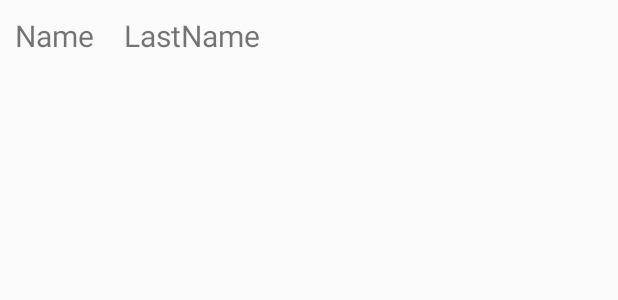
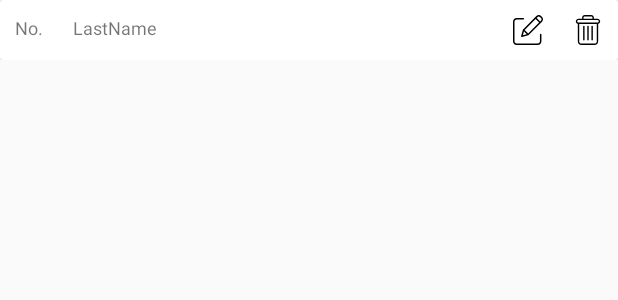
Before and after one commit to olkowskidaniel/TeamManager, an Android app: the layout item_employee_list.xml on its own in the app's theme, with its tools: preview values and no code run, on a phone screen of 412 x 824 dp. Shown: the top 300 px of the screen. Run offline under Robolectric (Android 15) with nearby library versions, the phone set to English and light mode, and no system bars.

```diff
--- /dev/null
+++ b/app/src/main/java/com/olkowskidaniel/teammanager/utils/ClickListener.java
@@ -0,0 +1,6 @@
+package com.olkowskidaniel.teammanager.utils;
+
+public interface ClickListener {
+    void onDeleteButtonClicked(String emplId);
+    void onEditButtonClicked(String emplId);
+}
--- a/app/src/main/java/com/olkowskidaniel/teammanager/views/base/HomeFragment.java
+++ b/app/src/main/java/com/olkowskidaniel/teammanager/views/base/HomeFragment.java
@@ -26,7 +26,7 @@ public class HomeFragment extends Fragment {
     @Override
     public View onCreateView(@NonNull LayoutInflater inflater, @Nullable ViewGroup container,
                              @Nullable Bundle savedInstanceState) {
-        return inflater.inflate(R.layout.home_fragment, container, false);
+        return inflater.inflate(R.layout.fragment_home, container, false);
     }
 
     @Override
--- a/app/src/main/java/com/olkowskidaniel/teammanager/views/base/ScheduleFragment.java
+++ b/app/src/main/java/com/olkowskidaniel/teammanager/views/base/ScheduleFragment.java
@@ -26,7 +26,7 @@ public class ScheduleFragment extends Fragment {
     @Override
     public View onCreateView(@NonNull LayoutInflater inflater, @Nullable ViewGroup container,
                              @Nullable Bundle savedInstanceState) {
-        return inflater.inflate(R.layout.schedule_fragment, container, false);
+        return inflater.inflate(R.layout.fragment_schedule, container, false);
     }
 
     @Override
--- a/app/src/main/java/com/olkowskidaniel/teammanager/views/base/TasksFragment.java
+++ b/app/src/main/java/com/olkowskidaniel/teammanager/views/base/TasksFragment.java
@@ -26,7 +26,7 @@ public class TasksFragment extends Fragment {
     @Override
     public View onCreateView(@NonNull LayoutInflater inflater, @Nullable ViewGroup container,
                              @Nullable Bundle savedInstanceState) {
-        return inflater.inflate(R.layout.tasks_fragment, container, false);
+        return inflater.inflate(R.layout.fragment_tasks, container, false);
     }
 
     @Override
--- /dev/null
+++ b/app/src/main/res/drawable/ic_delete.xml
@@ -0,0 +1,18 @@
+<vector xmlns:android="http://schemas.android.com/apk/res/android"
+    android:width="427dp"
+    android:height="427dp"
+    android:viewportWidth="427"
+    android:viewportHeight="427.0013">
+  <path
+      android:fillColor="#FF000000"
+      android:pathData="m272.398,154.703c-5.523,0 -10,4.477 -10,10v189c0,5.52 4.477,10 10,10 5.523,0 10,-4.48 10,-10v-189c0,-5.523 -4.477,-10 -10,-10zM272.398,154.703"/>
+  <path
+      android:fillColor="#FF000000"
+      android:pathData="m154.398,154.703c-5.523,0 -10,4.477 -10,10v189c0,5.52 4.477,10 10,10 5.523,0 10,-4.48 10,-10v-189c0,-5.523 -4.477,-10 -10,-10zM154.398,154.703"/>
+  <path
+      android:fillColor="#FF000000"
+      android:pathData="m68.398,127.121v246.379c0,14.563 5.34,28.238 14.668,38.051 9.285,9.84 22.207,15.426 35.73,15.449h189.203c13.527,-0.023 26.449,-5.609 35.73,-15.449 9.328,-9.813 14.668,-23.488 14.668,-38.051v-246.379c18.543,-4.922 30.559,-22.836 28.078,-41.863 -2.484,-19.023 -18.691,-33.254 -37.879,-33.258h-51.199v-12.5c0.059,-10.512 -4.098,-20.605 -11.539,-28.031 -7.441,-7.422 -17.551,-11.555 -28.063,-11.469h-88.797c-10.512,-0.086 -20.621,4.047 -28.063,11.469 -7.441,7.426 -11.598,17.52 -11.539,28.031v12.5h-51.199c-19.188,0.004 -35.395,14.234 -37.879,33.258 -2.48,19.027 9.535,36.941 28.078,41.863zM308,407h-189.203c-17.098,0 -30.398,-14.688 -30.398,-33.5v-245.5h250v245.5c0,18.813 -13.301,33.5 -30.398,33.5zM149.398,39.5c-0.066,-5.207 1.98,-10.219 5.676,-13.895 3.691,-3.676 8.715,-5.695 13.926,-5.605h88.797c5.211,-0.09 10.234,1.93 13.926,5.605 3.695,3.672 5.742,8.688 5.676,13.895v12.5h-128zM78.199,72h270.398c9.941,0 18,8.059 18,18s-8.059,18 -18,18h-270.398c-9.941,0 -18,-8.059 -18,-18s8.059,-18 18,-18zM78.199,72"/>
+  <path
+      android:fillColor="#FF000000"
+      android:pathData="m213.398,154.703c-5.523,0 -10,4.477 -10,10v189c0,5.52 4.477,10 10,10 5.523,0 10,-4.48 10,-10v-189c0,-5.523 -4.477,-10 -10,-10zM213.398,154.703"/>
+</vector>
--- /dev/null
+++ b/app/src/main/res/drawable/ic_edit.xml
@@ -0,0 +1,12 @@
+<vector xmlns:android="http://schemas.android.com/apk/res/android"
+    android:width="401dp"
+    android:height="401dp"
+    android:viewportWidth="401.5229"
+    android:viewportHeight="401">
+  <path
+      android:fillColor="#FF000000"
+      android:pathData="m370.59,251.973c-5.523,0 -10,4.477 -10,10v88.789c-0.02,16.563 -13.438,29.984 -30,30h-280.59c-16.563,-0.016 -29.98,-13.438 -30,-30v-260.59c0.02,-16.559 13.438,-29.98 30,-30h88.789c5.523,0 10,-4.477 10,-10 0,-5.52 -4.477,-10 -10,-10h-88.789c-27.602,0.031 -49.969,22.398 -50,50v260.594c0.031,27.602 22.398,49.969 50,50h280.59c27.602,-0.031 49.969,-22.398 50,-50v-88.793c0,-5.523 -4.477,-10 -10,-10zM370.59,251.973"/>
+  <path
+      android:fillColor="#FF000000"
+      android:pathData="m376.629,14.441c-17.574,-17.574 -46.066,-17.574 -63.641,0l-178.406,178.406c-1.223,1.223 -2.105,2.738 -2.566,4.402l-23.461,84.699c-0.965,3.473 0.016,7.191 2.563,9.742 2.551,2.547 6.27,3.527 9.742,2.566l84.699,-23.465c1.664,-0.461 3.18,-1.344 4.402,-2.566l178.402,-178.41c17.547,-17.586 17.547,-46.055 0,-63.641zM156.371,199.348 L302.383,53.332 349.473,100.422 203.457,246.438zM146.965,218.223 L184.586,255.848 132.547,270.266zM374.223,75.676 L363.617,86.281 316.523,39.188 327.133,28.582c9.762,-9.762 25.59,-9.762 35.352,0l11.738,11.734c9.746,9.773 9.746,25.59 0,35.359zM374.223,75.676"/>
+</vector>
--- a/app/src/main/res/layout/personnel_fragment.xml
+++ b/app/src/main/res/layout/fragment_personnel.xml
@@ -5,7 +5,6 @@
     android:layout_width="match_parent"
     android:layout_height="match_parent"
     tools:context=".views.base.PersonnelFragment">
-
     <androidx.recyclerview.widget.RecyclerView
         android:id="@+id/personnelEmployeeListRV"
         android:layout_width="match_parent"
--- a/app/src/main/res/layout/item_employee_list.xml
+++ b/app/src/main/res/layout/item_employee_list.xml
@@ -1,19 +1,46 @@
 <?xml version="1.0" encoding="utf-8"?>
-<LinearLayout xmlns:android="http://schemas.android.com/apk/res/android"
-    android:orientation="horizontal" android:layout_width="match_parent"
+<RelativeLayout xmlns:android="http://schemas.android.com/apk/res/android"
+    android:orientation="horizontal"
+    android:layout_width="match_parent"
     android:layout_height="wrap_content">
+    <androidx.cardview.widget.CardView
+        android:layout_width="match_parent"
+        android:layout_height="wrap_content">
+        <RelativeLayout
+            android:layout_width="match_parent"
+            android:layout_height="match_parent">
+            <TextView
+                android:id="@+id/empListItemNumberTV"
+                android:layout_width="wrap_content"
+                android:layout_height="wrap_content"
+                android:layout_margin="10dp"
+                android:text="No."
+                android:textSize="12sp"/>
             <TextView
                 android:id="@+id/empListItemNameTV"
                 android:layout_width="wrap_content"
                 android:layout_height="wrap_content"
-        android:text="Name"
-        android:textSize="20sp"
+                android:layout_margin="10dp"
+                android:layout_toEndOf="@id/empListItemNumberTV"
+                android:text="LastName"
+                android:textSize="12sp"/>
+            <Button
+                android:id="@+id/empListItemEditBtn"
+                android:layout_width="20dp"
+                android:layout_height="20dp"
+                android:background="@drawable/ic_edit"
+                android:layout_toStartOf="@id/empListItemDeleteBtn"
                 android:layout_margin="10dp"/>
-    <TextView
-        android:id="@+id/empListItemLastNameTV"
-        android:layout_width="wrap_content"
-        android:layout_height="wrap_content"
-        android:text="LastName"
-        android:textSize="20sp"
+            <Button
+                android:id="@+id/empListItemDeleteBtn"
+                android:layout_width="20dp"
+                android:layout_height="20dp"
+                android:background="@drawable/ic_delete"
+                android:layout_alignParentEnd="true"
                 android:layout_margin="10dp"/>
-</LinearLayout>
+
+        </RelativeLayout>
+
+    </androidx.cardview.widget.CardView>
+
+</RelativeLayout>
```
Also changed, not shown: app/src/main/java/com/olkowskidaniel/teammanager/model/Employee.java (+8 -9 lines), app/src/main/java/com/olkowskidaniel/teammanager/remotedata/Firestore.java (+37 -10 lines), app/src/main/java/com/olkowskidaniel/teammanager/repositories/EmployeesRepository.java (+5 -8 lines), app/src/main/java/com/olkowskidaniel/teammanager/viewmodels/base/AddNewEmplViewModel.java (+11 -0 lines), app/src/main/java/com/olkowskidaniel/teammanager/viewmodels/base/PersonnelViewModel.java (+23 -0 lines), app/src/main/java/com/olkowskidaniel/teammanager/views/base/AddNewEmplFragment.java (+10 -0 lines), app/src/main/java/com/olkowskidaniel/teammanager/views/base/EmployeeListRecyclerViewAdapter.java (+21 -6 lines), app/src/main/java/com/olkowskidaniel/teammanager/views/base/PersonnelFragment.java (+43 -7 lines), app/src/main/res/layout/fragment_home.xml (renamed from app/src/main/res/layout/home_fragment.xml), app/src/main/res/layout/fragment_schedule.xml (renamed from app/src/main/res/layout/schedule_fragment.xml), app/src/main/res/layout/fragment_tasks.xml (renamed from app/src/main/res/layout/tasks_fragment.xml). Lines whose indentation alone changed are shown as unchanged.
